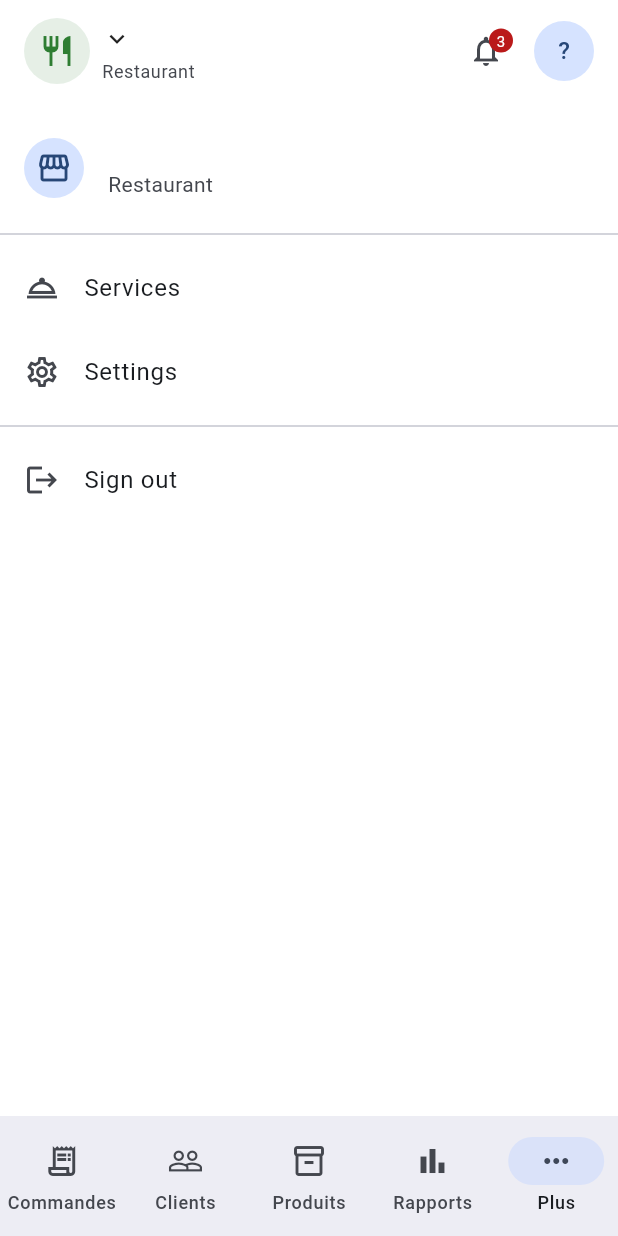
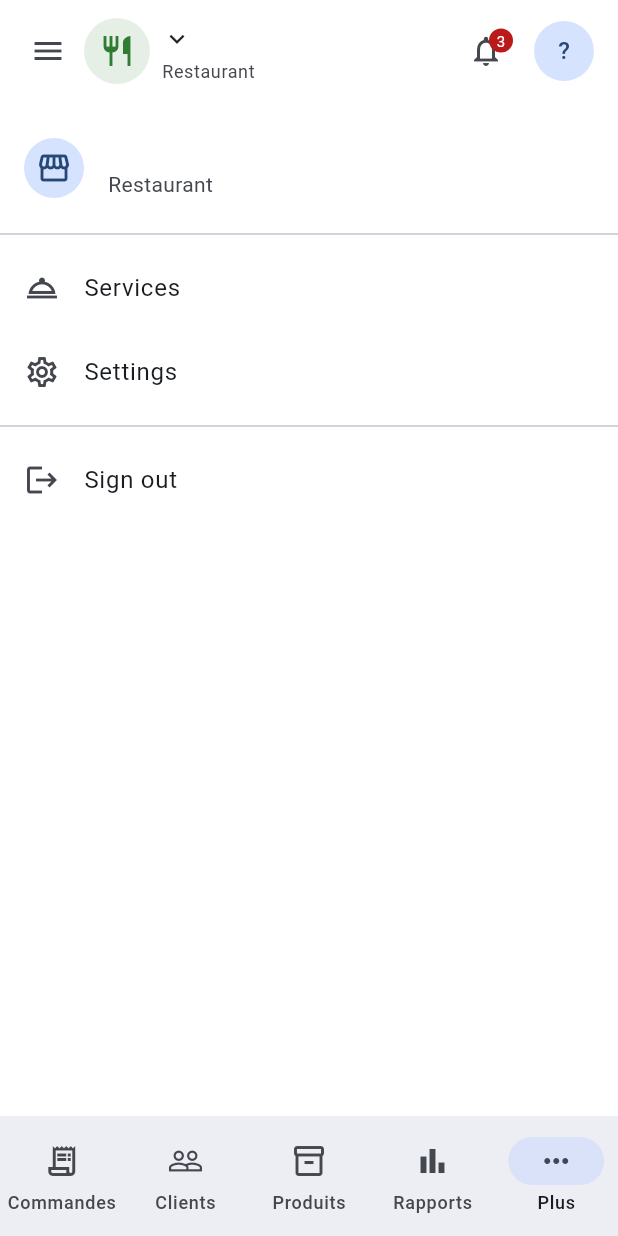
Before and after one commit to DMiyalu/auto_gimi_software, a Flutter app: the MoreMenuScreen screen opened by its route, on a phone screen of 412 x 824 dp. Run offline on Flutter 3.47's test engine with Material 3 defaults, Android fonts, the phone set to English and light mode, and no system bars; our stand-ins replace cloud_firestore, cloud_functions, connectivity_plus, drift, firebase_auth, firebase_core and 4 more; accounts and stored records are empty; generated files the repository leaves out were written again.

Commit message:
Add hamburger drawer and shared list-title header
BusinessHeader now opens a Drawer (menu hamburger) reusing the same
destinations as the "Plus" tab, extracted into a shared MoreMenuContent
widget. Introduce ModuleListHeader ("Liste des X" + count) to replace
the ad hoc title row hardcoded in the clients list, so it can be reused
by produits/services next.

```diff
--- a/lib/features/primary_module/screens/primary_module_screen.dart
+++ b/lib/features/primary_module/screens/primary_module_screen.dart
@@ -1,6 +1,7 @@
 import 'package:flutter/material.dart';
 
 import '../../../core/theme/app_spacing.dart';
+import '../../shell/presentation/widgets/app_drawer.dart';
 import '../widgets/activity_list.dart';
 import '../widgets/business_header.dart';
 import '../widgets/module_fab.dart';
@@ -15,6 +16,7 @@ class PrimaryModuleScreen extends StatelessWidget {
   @override
   Widget build(BuildContext context) {
     return Scaffold(
+      drawer: const AppDrawer(),
       floatingActionButton: const ModuleFab(),
       body: SafeArea(
         child: Column(
--- a/lib/features/primary_module/widgets/business_header.dart
+++ b/lib/features/primary_module/widgets/business_header.dart
@@ -9,9 +9,11 @@ import '../../establishment/domain/models/establishment.dart';
 import '../../establishment/presentation/providers/establishment_providers.dart';
 import '../controllers/primary_module_providers.dart';
 
-/// En-tête réutilisable pour tous les métiers : identité de l'établissement,
-/// sélecteur d'établissement (préparé, inerte pour l'instant), notifications
-/// et avatar utilisateur.
+/// En-tête réutilisable pour tous les métiers : menu hamburger (ouvre le
+/// Drawer de navigation globale), identité de l'établissement, sélecteur
+/// d'établissement (préparé, inerte pour l'instant), notifications et avatar
+/// utilisateur. Doit être monté à l'intérieur d'un [Scaffold] qui définit
+/// `drawer:` (ex. [PrimaryScaffold]).
 class BusinessHeader extends ConsumerWidget {
   const BusinessHeader({super.key});
 
@@ -28,13 +30,17 @@ class BusinessHeader extends ConsumerWidget {
 
     return Padding(
       padding: const EdgeInsets.fromLTRB(
-        AppSpacing.sm,
+        AppSpacing.xs,
         AppSpacing.xs,
         AppSpacing.sm,
         AppSpacing.xs,
       ),
       child: Row(
         children: [
+          IconButton(
+            icon: const Icon(Icons.menu_outlined),
+            onPressed: () => Scaffold.of(context).openDrawer(),
+          ),
           CircleAvatar(
             radius: 22,
             backgroundColor: config.primaryColor.withValues(alpha: 0.12),
--- /dev/null
+++ b/lib/features/shell/presentation/widgets/more_menu_content.dart
@@ -0,0 +1,54 @@
+import 'package:flutter/material.dart';
+import 'package:flutter_riverpod/flutter_riverpod.dart';
+import 'package:go_router/go_router.dart';
+
+import '../../../../core/l10n/app_localizations.dart';
+import '../../../../core/routing/routes.dart';
+import '../../../auth/presentation/providers/auth_providers.dart';
+import '../../../establishment/presentation/providers/establishment_providers.dart';
+import '../../../primary_module/controllers/primary_module_providers.dart';
+
+/// Contenu partagé entre l'onglet "Plus" ([MoreMenuScreen]) et le [Drawer]
+/// ouvert depuis le menu hamburger du header — même liste, deux points
+/// d'entrée différents.
+class MoreMenuContent extends ConsumerWidget {
+  const MoreMenuContent({super.key});
+
+  @override
+  Widget build(BuildContext context, WidgetRef ref) {
+    final l10n = AppLocalizations.of(context);
+    final config = ref.watch(primaryModuleConfigProvider);
+    final establishment = ref.watch(currentEstablishmentProvider).valueOrNull;
+
+    return ListView(
+      children: [
+        if (establishment != null)
+          ListTile(
+            leading: const CircleAvatar(
+              child: Icon(Icons.storefront_outlined),
+            ),
+            title: Text(establishment.name),
+            subtitle: Text(establishment.category.label(l10n)),
+          ),
+        const Divider(),
+        for (final item in config.moreMenuItems)
+          ListTile(
+            leading: Icon(item.icon),
+            title: Text(item.label),
+            onTap: () => context.push(item.route),
+          ),
+        ListTile(
+          leading: const Icon(Icons.settings_outlined),
+          title: Text(l10n.settings),
+          onTap: () => context.push(Routes.settings),
+        ),
+        const Divider(),
+        ListTile(
+          leading: const Icon(Icons.logout),
+          title: Text(l10n.logout),
+          onTap: () => ref.read(authControllerProvider.notifier).signOut(),
+        ),
+      ],
+    );
+  }
+}
--- a/lib/features/shell/presentation/widgets/more_menu_screen.dart
+++ b/lib/features/shell/presentation/widgets/more_menu_screen.dart
@@ -1,14 +1,10 @@
 import 'package:flutter/material.dart';
 import 'package:flutter_riverpod/flutter_riverpod.dart';
-import 'package:go_router/go_router.dart';
 
-import '../../../../core/l10n/app_localizations.dart';
-import '../../../../core/routing/routes.dart';
 import '../../../../core/theme/app_spacing.dart';
-import '../../../auth/presentation/providers/auth_providers.dart';
-import '../../../establishment/presentation/providers/establishment_providers.dart';
-import '../../../primary_module/controllers/primary_module_providers.dart';
 import '../../../primary_module/widgets/business_header.dart';
+import 'app_drawer.dart';
+import 'more_menu_content.dart';
 
 /// Onglet "Plus" — regroupe les destinations qui ne tiennent pas dans les
 /// 4 premiers onglets de la bottom navigation. Entièrement piloté par la
@@ -18,49 +14,14 @@ class MoreMenuScreen extends ConsumerWidget {
 
   @override
   Widget build(BuildContext context, WidgetRef ref) {
-    final l10n = AppLocalizations.of(context);
-    final config = ref.watch(primaryModuleConfigProvider);
-    final establishment = ref.watch(currentEstablishmentProvider).valueOrNull;
-
     return Scaffold(
+      drawer: const AppDrawer(),
       body: SafeArea(
         child: Column(
           children: [
             const BusinessHeader(),
             const SizedBox(height: AppSpacing.xs),
-            Expanded(
-              child: ListView(
-                children: [
-                  if (establishment != null)
-                    ListTile(
-                      leading: const CircleAvatar(
-                        child: Icon(Icons.storefront_outlined),
-                      ),
-                      title: Text(establishment.name),
-                      subtitle: Text(establishment.category.label(l10n)),
-                    ),
-                  const Divider(),
-                  for (final item in config.moreMenuItems)
-                    ListTile(
-                      leading: Icon(item.icon),
-                      title: Text(item.label),
-                      onTap: () => context.push(item.route),
-                    ),
-                  ListTile(
-                    leading: const Icon(Icons.settings_outlined),
-                    title: Text(l10n.settings),
-                    onTap: () => context.push(Routes.settings),
-                  ),
-                  const Divider(),
-                  ListTile(
-                    leading: const Icon(Icons.logout),
-                    title: Text(l10n.logout),
-                    onTap: () =>
-                        ref.read(authControllerProvider.notifier).signOut(),
-                  ),
-                ],
-              ),
-            ),
+            const Expanded(child: MoreMenuContent()),
           ],
         ),
       ),
```
Also changed, not shown: lib/core/presentation/widgets/module_list_header.dart (added, +41 -0 lines), lib/features/clients/presentation/screens/clients_list_screen.dart (+6 -19 lines), lib/features/shell/presentation/widgets/app_drawer.dart (added, +15 -0 lines).
